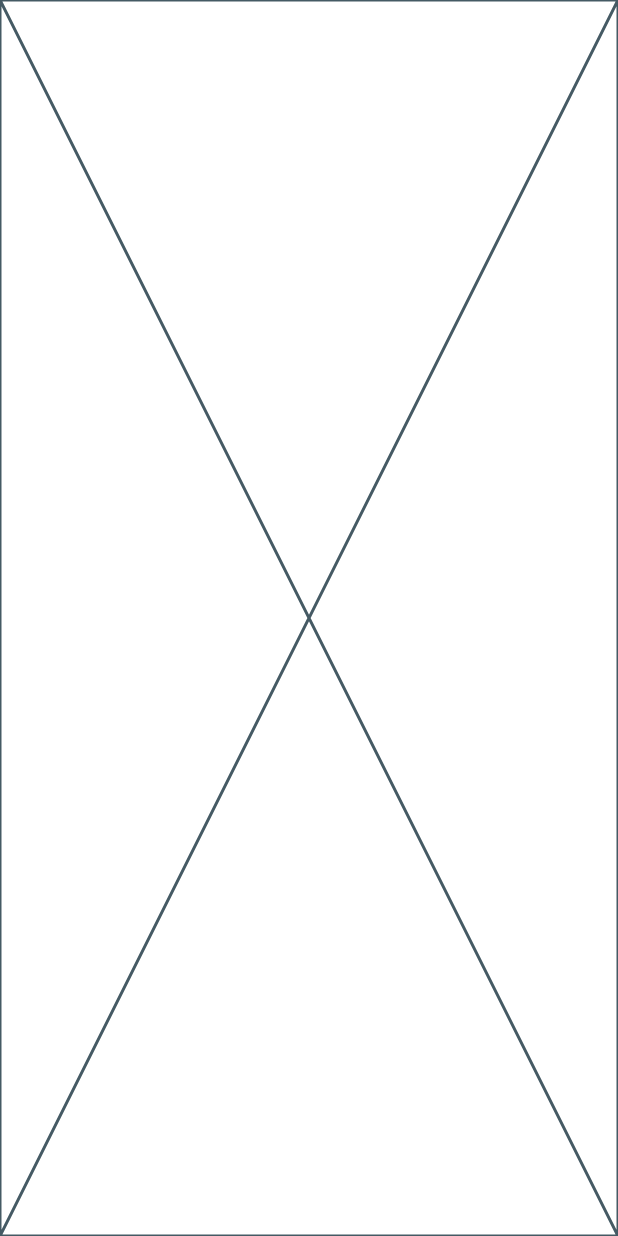
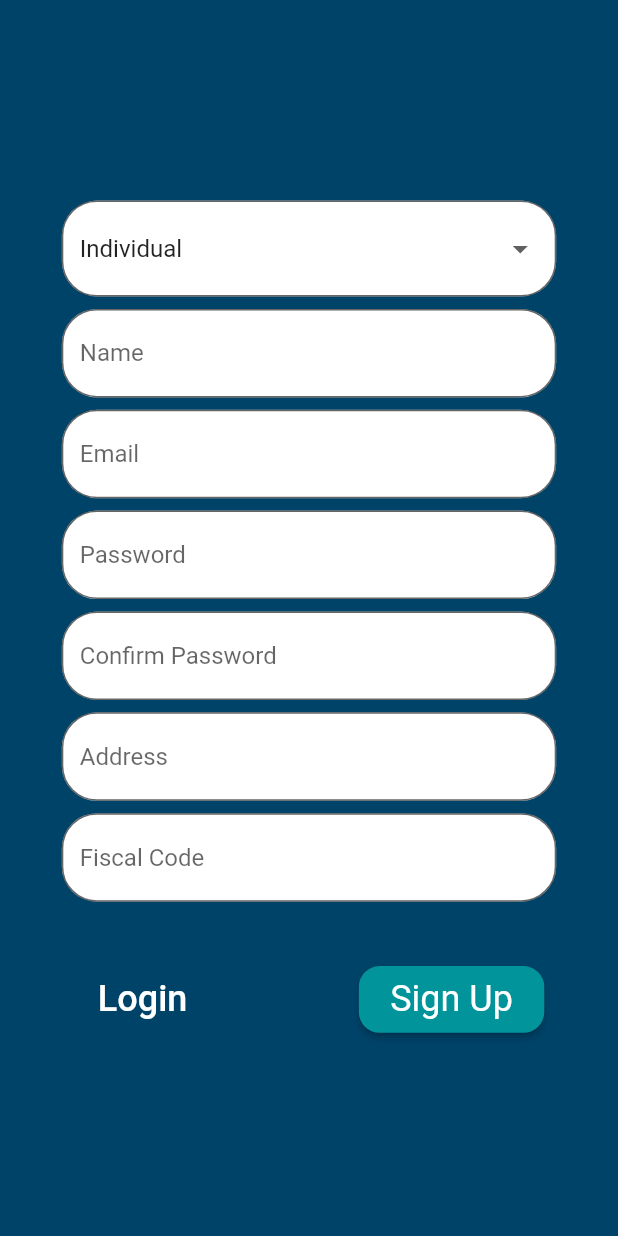
Before and after one commit to Lemmy01/InteligentForm, a Flutter app: the LoginPage screen opened directly, after a tap on "Sign Up", on a phone screen of 412 x 824 dp. Run offline on Flutter 3.47's test engine with Material 2 defaults, Android fonts, the light colour scheme and no system bars; our stand-ins replace bloc, device_preview, equatable, firebase_core, flutter_bloc, flutter_hooks and 1 more; accounts and stored records are empty.

Commit message:
feat : sign_up ui

```diff
--- a/lib/core/constants/app_string_constants.dart
+++ b/lib/core/constants/app_string_constants.dart
@@ -10,4 +10,12 @@ class AppStringContants {
   static const String signUp = 'Sign Up';
 
   static const String login = 'Login';
+
+  static const String name = 'Name';
+
+  static const String confirmPassword = 'Confirm Password';
+
+  static const String address = 'Address';
+
+  static const String fiscalCode = 'Fiscal Code';
 }
--- /dev/null
+++ b/lib/core/shared_widgets/my_button.dart
@@ -0,0 +1,36 @@
+import 'package:flutter/material.dart';
+import 'package:sizer/sizer.dart';
+
+class MyButton extends StatelessWidget {
+  const MyButton({
+    super.key,
+    required this.text,
+    required this.onPressed,
+    this.width,
+  });
+
+  final String text;
+  final VoidCallback onPressed;
+  final double? width;
+
+  @override
+  Widget build(BuildContext context) {
+    return MaterialButton(
+      onPressed: onPressed,
+      minWidth: width ?? 80.w,
+      padding: EdgeInsets.symmetric(
+        vertical: 1.h,
+      ),
+      color: Theme.of(context).colorScheme.primary,
+      shape: RoundedRectangleBorder(
+        borderRadius: BorderRadius.circular(10.sp),
+      ),
+      child: Text(
+        text,
+        style: Theme.of(context).textTheme.headlineSmall!.copyWith(
+              color: Theme.of(context).colorScheme.onPrimary,
+            ),
+      ),
+    );
+  }
+}
--- /dev/null
+++ b/lib/core/shared_widgets/my_text_field.dart
@@ -0,0 +1,33 @@
+import 'package:flutter/material.dart';
+import 'package:sizer/sizer.dart';
+
+class MyTextField extends StatelessWidget {
+  const MyTextField({
+    super.key,
+    required this.controller,
+    required this.hintText,
+    this.width,
+  });
+
+  final TextEditingController controller;
+  final String hintText;
+  final double? width;
+
+  @override
+  Widget build(BuildContext context) {
+    return SizedBox(
+      width: width ?? 80.w,
+      child: TextField(
+        controller: controller,
+        decoration: InputDecoration(
+          border: OutlineInputBorder(
+            borderRadius: BorderRadius.circular(17.sp),
+          ),
+          hintText: hintText,
+          fillColor: Theme.of(context).colorScheme.onPrimary,
+          filled: true,
+        ),
+      ),
+    );
+  }
+}
--- /dev/null
+++ b/lib/core/utils/enums.dart
@@ -0,0 +1,5 @@
+enum AccountType {
+  individual,
+  company,
+  publicInstitution,
+}
--- /dev/null
+++ b/lib/core/utils/maps.dart
@@ -0,0 +1,16 @@
+import 'package:inteligent_forms/core/utils/enums.dart';
+
+String accountTypeToString({
+  required AccountType accountType,
+}) {
+  switch (accountType) {
+    case AccountType.individual:
+      return 'Individual';
+    case AccountType.company:
+      return 'Company';
+    case AccountType.publicInstitution:
+      return 'Public Institution';
+    default:
+      return 'Individual';
+  }
+}
--- /dev/null
+++ b/lib/features/sign_up/presentation/bloc/account_type_bloc.dart/bloc/account_type_bloc.dart
@@ -0,0 +1,20 @@
+import 'package:bloc/bloc.dart';
+
+import '../../../../../../core/utils/enums.dart';
+import 'account_type_changed.dart';
+import 'account_type_state.dart';
+
+class AccountTypeBloc extends Bloc<AccountTypeChanged, AccountTypeState> {
+  AccountTypeBloc()
+      : super(const AccountTypeState(
+          accountType: AccountType.individual,
+        )) {
+    on<AccountTypeChanged>(
+      (event, emit) {
+        emit(
+          AccountTypeState(accountType: event.accountType),
+        );
+      },
+    );
+  }
+}
--- /dev/null
+++ b/lib/features/sign_up/presentation/bloc/account_type_bloc.dart/bloc/account_type_changed.dart
@@ -0,0 +1,16 @@
+import 'package:equatable/equatable.dart';
+import 'package:flutter/foundation.dart' show immutable;
+
+import '../../../../../../core/utils/enums.dart';
+
+@immutable
+class AccountTypeChanged extends Equatable {
+  const AccountTypeChanged({
+    required this.accountType,
+  });
+
+  final AccountType accountType;
+
+  @override
+  List<Object> get props => [accountType];
+}
--- /dev/null
+++ b/lib/features/sign_up/presentation/bloc/account_type_bloc.dart/bloc/account_type_state.dart
@@ -0,0 +1,15 @@
+import 'package:equatable/equatable.dart';
+
+import '../../../../../../core/utils/enums.dart';
+
+class AccountTypeState extends Equatable {
+  final AccountType accountType;
+  final List<AccountType> accountTypes = AccountType.values;
+
+  const AccountTypeState({
+    required this.accountType,
+  });
+
+  @override
+  List<Object> get props => [accountType, accountTypes];
+}
--- a/lib/features/sign_up/presentation/pages/sign_up_page/sign_up_page.dart
+++ b/lib/features/sign_up/presentation/pages/sign_up_page/sign_up_page.dart
@@ -1,11 +1,14 @@
-import 'package:flutter/src/widgets/framework.dart';
-import 'package:flutter/src/widgets/placeholder.dart';
+import 'package:flutter/material.dart';
+import 'package:inteligent_forms/features/sign_up/presentation/pages/sign_up_page/widgets/sign_up_page_body.dart';
 
 class SignUpPage extends StatelessWidget {
   const SignUpPage({super.key});
 
   @override
   Widget build(BuildContext context) {
-    return const Placeholder();
+    return Scaffold(
+      backgroundColor: Theme.of(context).colorScheme.secondary,
+      body: const SignUpPageBody(),
+    );
   }
 }
--- /dev/null
+++ b/lib/features/sign_up/presentation/pages/sign_up_page/widgets/sign_up_page_body.dart
@@ -0,0 +1,134 @@
+import 'package:flutter/material.dart';
+import 'package:flutter_bloc/flutter_bloc.dart';
+import 'package:flutter_hooks/flutter_hooks.dart';
+import 'package:inteligent_forms/core/constants/app_string_constants.dart';
+import 'package:inteligent_forms/core/shared_widgets/my_button.dart';
+import 'package:inteligent_forms/core/shared_widgets/my_text_button.dart';
+import 'package:inteligent_forms/core/shared_widgets/my_text_field.dart';
+import 'package:sizer/sizer.dart';
+
+import '../../../../../../core/utils/enums.dart';
+import '../../../../../../core/utils/maps.dart';
+import '../../../bloc/account_type_bloc.dart/bloc/account_type_bloc.dart';
+import '../../../bloc/account_type_bloc.dart/bloc/account_type_changed.dart';
+import '../../../bloc/account_type_bloc.dart/bloc/account_type_state.dart';
+
+class SignUpPageBody extends HookWidget {
+  const SignUpPageBody({super.key});
+
+  @override
+  Widget build(BuildContext context) {
+    final nameController = useTextEditingController();
+    final emailController = useTextEditingController();
+    final passwordController = useTextEditingController();
+    final confirmPasswordController = useTextEditingController();
+    final addressController = useTextEditingController();
+    final fiscalCodeController = useTextEditingController();
+
+    SizedBox buildSizedBox() {
+      return SizedBox(
+        height: 1.h,
+      );
+    }
+
+    return Column(
+      mainAxisAlignment: MainAxisAlignment.center,
+      children: [
+        const SizedBox(
+          width: double.infinity,
+        ),
+        const MyDropdownButton(),
+        buildSizedBox(),
+        MyTextField(
+          controller: nameController,
+          hintText: AppStringContants.name,
+        ),
+        buildSizedBox(),
+        MyTextField(
+          controller: emailController,
+          hintText: AppStringContants.email,
+        ),
+        buildSizedBox(),
+        MyTextField(
+          controller: passwordController,
+          hintText: AppStringContants.password,
+        ),
+        buildSizedBox(),
+        MyTextField(
+          controller: confirmPasswordController,
+          hintText: AppStringContants.confirmPassword,
+        ),
+        buildSizedBox(),
+        MyTextField(
+          controller: addressController,
+          hintText: AppStringContants.address,
+        ),
+        buildSizedBox(),
+        MyTextField(
+          controller: fiscalCodeController,
+          hintText: AppStringContants.fiscalCode,
+        ),
+        SizedBox(
+          height: 5.h,
+        ),
+        Row(
+          mainAxisAlignment: MainAxisAlignment.spaceAround,
+          children: [
+            MyTextButton(
+              text: AppStringContants.login,
+              onPressed: () {},
+            ),
+            MyButton(
+              text: AppStringContants.signUp,
+              onPressed: () {},
+              width: 30.w,
+            ),
+          ],
+        ),
+      ],
+    );
+  }
+}
+
+class MyDropdownButton extends StatelessWidget {
+  const MyDropdownButton({
+    super.key,
+  });
+
+  @override
+  Widget build(BuildContext context) {
+    return BlocBuilder<AccountTypeBloc, AccountTypeState>(
+      builder: (context, state) {
+        return SizedBox(
+          width: 80.w,
+          child: DropdownButtonFormField<AccountType>(
+            value: state.accountType,
+            decoration: InputDecoration(
+              border: OutlineInputBorder(
+                borderRadius: BorderRadius.circular(17.sp),
+              ),
+              fillColor: Theme.of(context).colorScheme.onPrimary,
+              filled: true,
+            ),
+            isDense: true,
+            items: state.accountTypes
+                .map(
+                  (accValue) => DropdownMenuItem(
+                    value: accValue,
+                    child: Text(
+                      accountTypeToString(accountType: accValue),
+                    ),
+                  ),
+                )
+                .toList(),
+            onChanged: (value) {
+              context.read<AccountTypeBloc>().add(
+                    AccountTypeChanged(accountType: value!),
+                  );
+            },
+          ),
+        );
+      },
+    );
+  }
+}
--- a/lib/main.dart
+++ b/lib/main.dart
@@ -1,9 +1,11 @@
 import 'package:device_preview/device_preview.dart';
 import 'package:firebase_core/firebase_core.dart';
 import 'package:flutter/material.dart';
+import 'package:flutter_bloc/flutter_bloc.dart';
 import 'package:inteligent_forms/features/sign_up/presentation/pages/home_page/home_page.dart';
 import 'package:sizer/sizer.dart';
 
+import 'features/sign_up/presentation/bloc/account_type_bloc.dart/bloc/account_type_bloc.dart';
 import 'firebase_options.dart';
 
 Future main() async {
@@ -30,7 +32,13 @@ class InteligentFrormsApp extends StatelessWidget {
 
   @override
   Widget build(BuildContext context) {
-    return MaterialApp(
+    return MultiBlocProvider(
+      providers: [
+        BlocProvider(
+          create: (context) => AccountTypeBloc(),
+        ),
+      ],
+      child: MaterialApp(
         theme: ThemeData(
           colorScheme: ColorScheme.fromSwatch(
             primarySwatch: Colors.teal,
@@ -40,6 +48,7 @@ class InteligentFrormsApp extends StatelessWidget {
           ),
         ),
         home: const HomePage(),
+      ),
     );
   }
 }
--- a/pubspec.yaml
+++ b/pubspec.yaml
@@ -37,6 +37,7 @@ dependencies:
   firebase_core: ^2.7.0
   flutter:
     sdk: flutter
+  flutter_bloc: ^8.1.2
   flutter_hooks: ^0.18.6
   linter: ^1.30.0
   sizer: ^2.0.15
```
Also changed, not shown: lib/features/sign_up/presentation/bloc/sign_up_bloc/sign_up_bloc.dart (renamed from lib/features/sign_up/presentation/bloc/sign_up_bloc.dart), lib/features/sign_up/presentation/bloc/sign_up_bloc/sign_up_event.dart (renamed from lib/features/sign_up/presentation/bloc/sign_up_event.dart), lib/features/sign_up/presentation/bloc/sign_up_bloc/sign_up_state.dart (renamed from lib/features/sign_up/presentation/bloc/sign_up_state.dart), pubspec.lock. Lines whose indentation alone changed are shown as unchanged.
